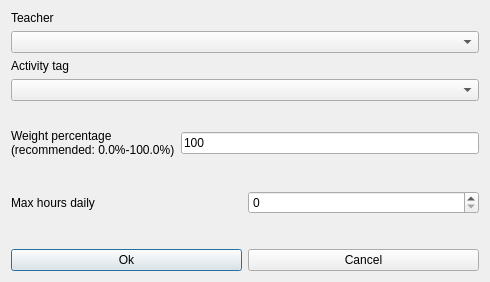
First picture: the form in fet/src/interface/modifyconstraintteacheractivitytagmaxhoursdailyform_template.ui, repository vonmecheln/fet, before the edit.
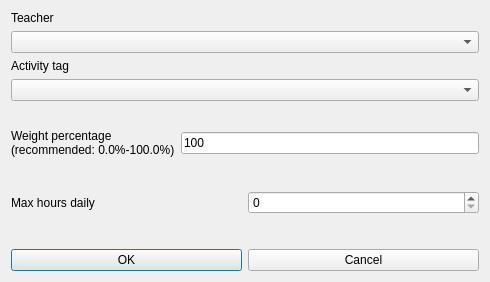
Second picture: the form after the edit.

The edit to the form file:
```diff
--- a/fet/src/interface/modifyconstraintteacheractivitytagmaxhoursdailyform_template.ui
+++ b/fet/src/interface/modifyconstraintteacheractivitytagmaxhoursdailyform_template.ui
@@ -174,7 +174,7 @@
      <item>
       <widget class="QPushButton" name="okPushButton">
        <property name="text">
-        <string>Ok</string>
+        <string>OK</string>
        </property>
       </widget>
      </item>
```
